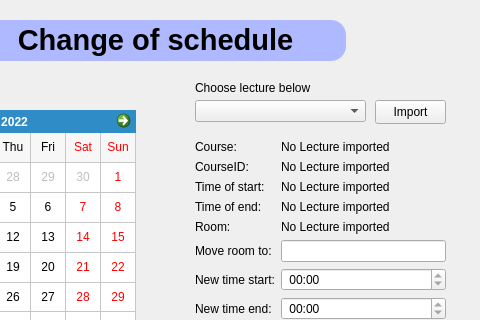
Above: View/Underviser_functionalGUI.ui from Samuelyos/iteration-3 before the change; both pictures show x 155 to 635 and y 0 to 320 of the 635 by 420 pixel window. Below: the same form after it.
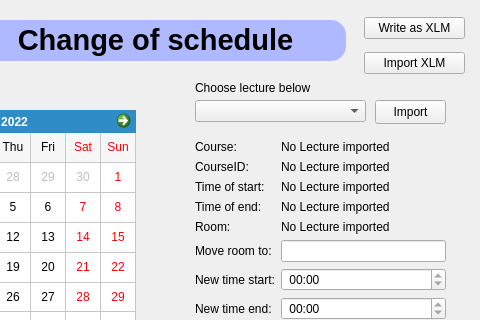
That is the form after the change.

What changed in the file:
```diff
--- a/View/Underviser_functionalGUI.ui
+++ b/View/Underviser_functionalGUI.ui
@@ -326,6 +326,32 @@
     <string>Add</string>
    </property>
   </widget>
+  <widget class="QWidget" name="verticalLayoutWidget">
+   <property name="geometry">
+    <rect>
+     <x>519</x>
+     <y>10</y>
+     <width>101</width>
+     <height>71</height>
+    </rect>
+   </property>
+   <layout class="QVBoxLayout" name="verticalLayout">
+    <item>
+     <widget class="QPushButton" name="writeXLM">
+      <property name="text">
+       <string>Write as XLM</string>
+      </property>
+     </widget>
+    </item>
+    <item>
+     <widget class="QPushButton" name="importXLM">
+      <property name="text">
+       <string>Import XLM</string>
+      </property>
+     </widget>
+    </item>
+   </layout>
+  </widget>
  </widget>
  <resources/>
  <connections>
```
